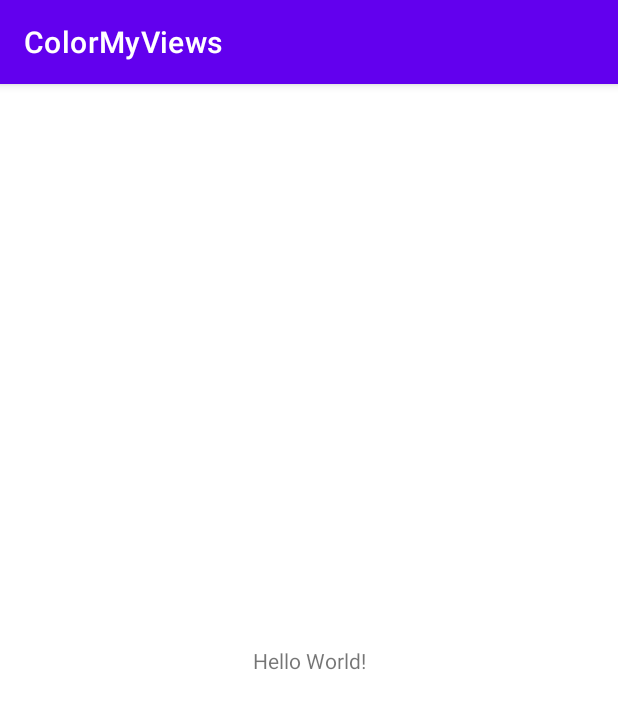
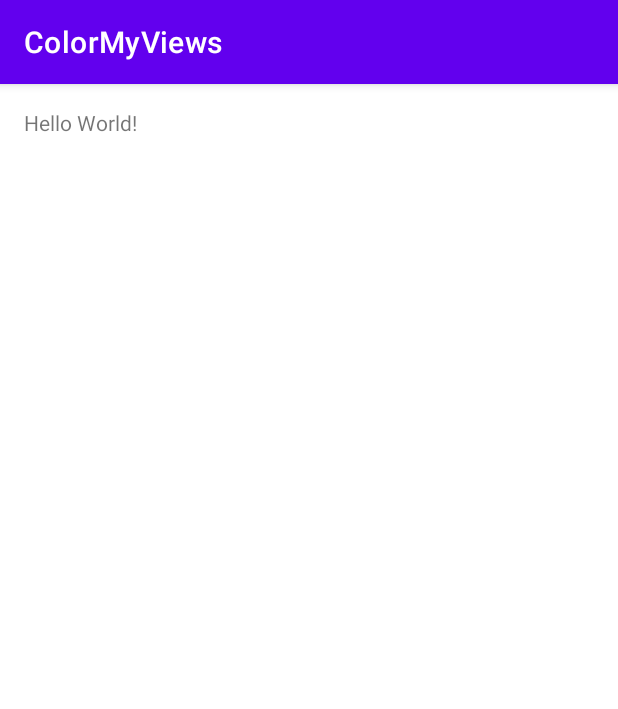
Before and after one commit to mengting-android-learning/ColorMyViews, an Android app: the screen it shows after launch (MainActivity), on a phone screen of 412 x 824 dp. Shown: the top 709 px of the screen. Run offline under Robolectric (Android 15) with nearby library versions, the phone set to English and light mode, and no system bars.

Commit message:
[feat]:use editor to edit ConstraintLayout

```diff
--- a/app/src/main/res/layout/activity_main.xml
+++ b/app/src/main/res/layout/activity_main.xml
@@ -6,13 +6,16 @@
     android:layout_width="match_parent"
     android:layout_height="match_parent"
     tools:context=".MainActivity">
+
     <TextView
-      android:layout_width="wrap_content"
-      android:layout_height="wrap_content"
-      android:text="Hello World!"
-      app:layout_constraintBottom_toBottomOf="parent"
-      app:layout_constraintStart_toStartOf="parent"
-      app:layout_constraintEnd_toEndOf="parent"
-      app:layout_constraintTop_toTopOf="parent" />
+        android:layout_width="0dp"
+        android:layout_height="19dp"
+        android:layout_marginStart="@dimen/margin_wide"
+        android:layout_marginTop="@dimen/margin_wide"
+        android:layout_marginEnd="@dimen/margin_wide"
+        android:text="Hello World!"
+        app:layout_constraintEnd_toEndOf="parent"
+        app:layout_constraintStart_toStartOf="parent"
+        app:layout_constraintTop_toTopOf="parent" />
 
   </androidx.constraintlayout.widget.ConstraintLayout>
--- /dev/null
+++ b/app/src/main/res/values/dimens.xml
@@ -0,0 +1,4 @@
+<?xml version="1.0" encoding="utf-8"?>
+<resources>
+    <dimen name="margin_wide">16dp</dimen>
+</resources>
```
